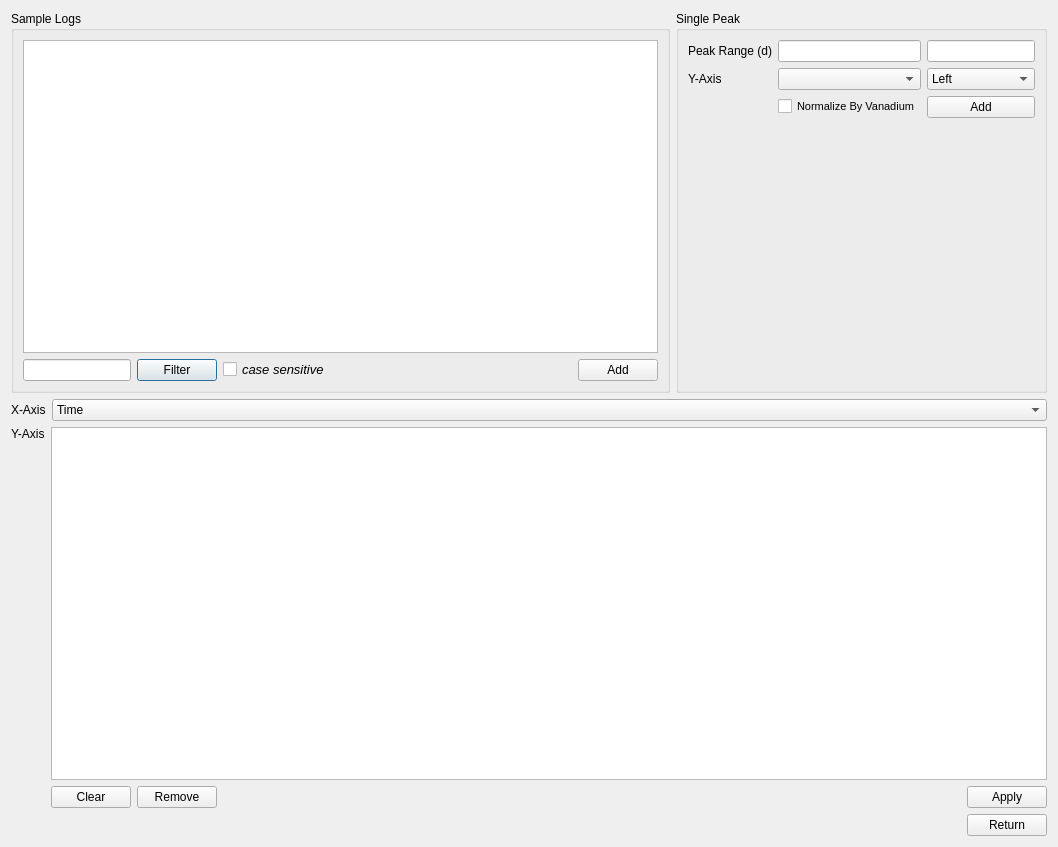
Before: the Qt Designer form designer/LiveDataGPPlotSetup.ui in neutrons/PyVDrive, drawn with Qt 5.
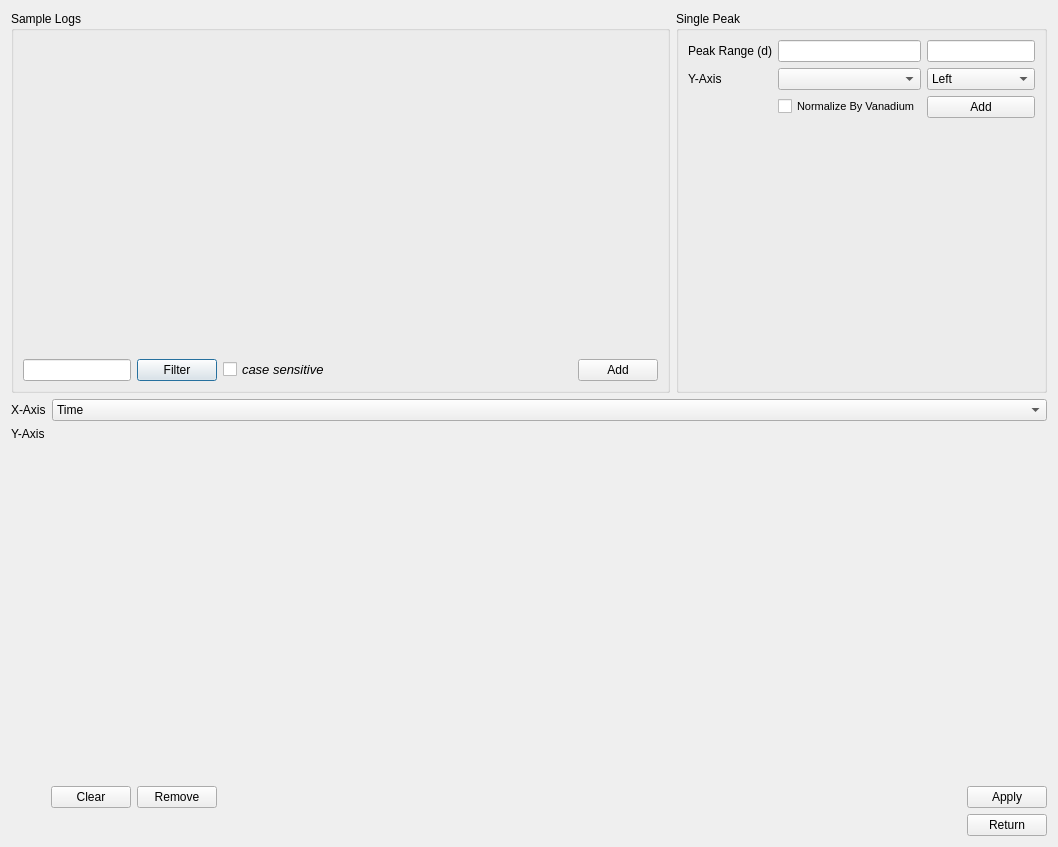
After: the same form once the commit is applied. Custom widgets are drawn as their Qt base class.

```diff
--- a/designer/LiveDataGPPlotSetup.ui
+++ b/designer/LiveDataGPPlotSetup.ui
@@ -23,7 +23,7 @@
        </property>
        <layout class="QVBoxLayout" name="verticalLayout">
         <item>
-         <widget class="LogSelectorTable" name="tableWidget_sampleLogs">
+<widget class="QFrame" name="frame_tableWidget_sampleLogs">
           <property name="toolTip">
            <string>&lt;html&gt;&lt;head/&gt;&lt;body&gt;&lt;p&gt;&amp;quot;Main Axis&amp;quot; Column: Checked to plot on left (main) axis; Unchecked to plot on right axis&lt;/p&gt;&lt;/body&gt;&lt;/html&gt;</string>
           </property>
@@ -235,7 +235,7 @@
      <item>
       <layout class="QVBoxLayout" name="verticalLayout_3">
        <item>
-        <widget class="LivePlotYAxisTable" name="tableWidget_plotYAxis">
+<widget class="QFrame" name="frame_tableWidget_plotYAxis">
          <property name="sizePolicy">
           <sizepolicy hsizetype="Expanding" vsizetype="Preferred">
            <horstretch>0</horstretch>
```
